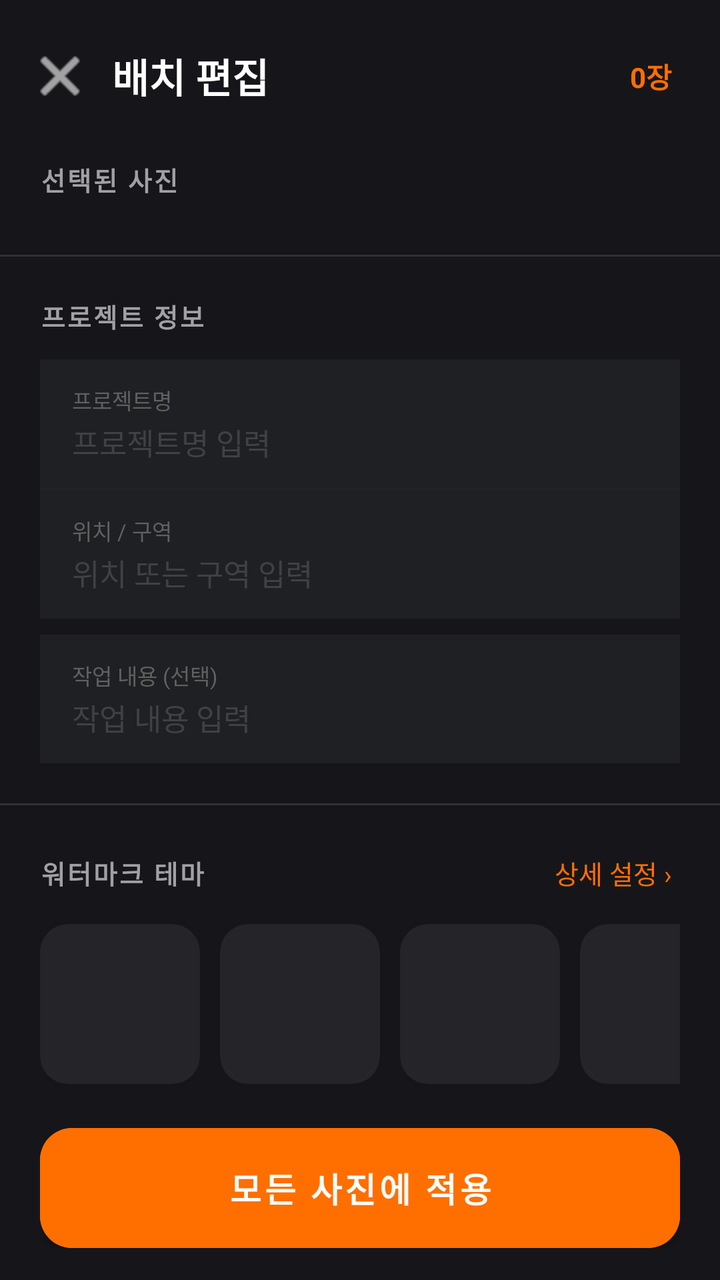
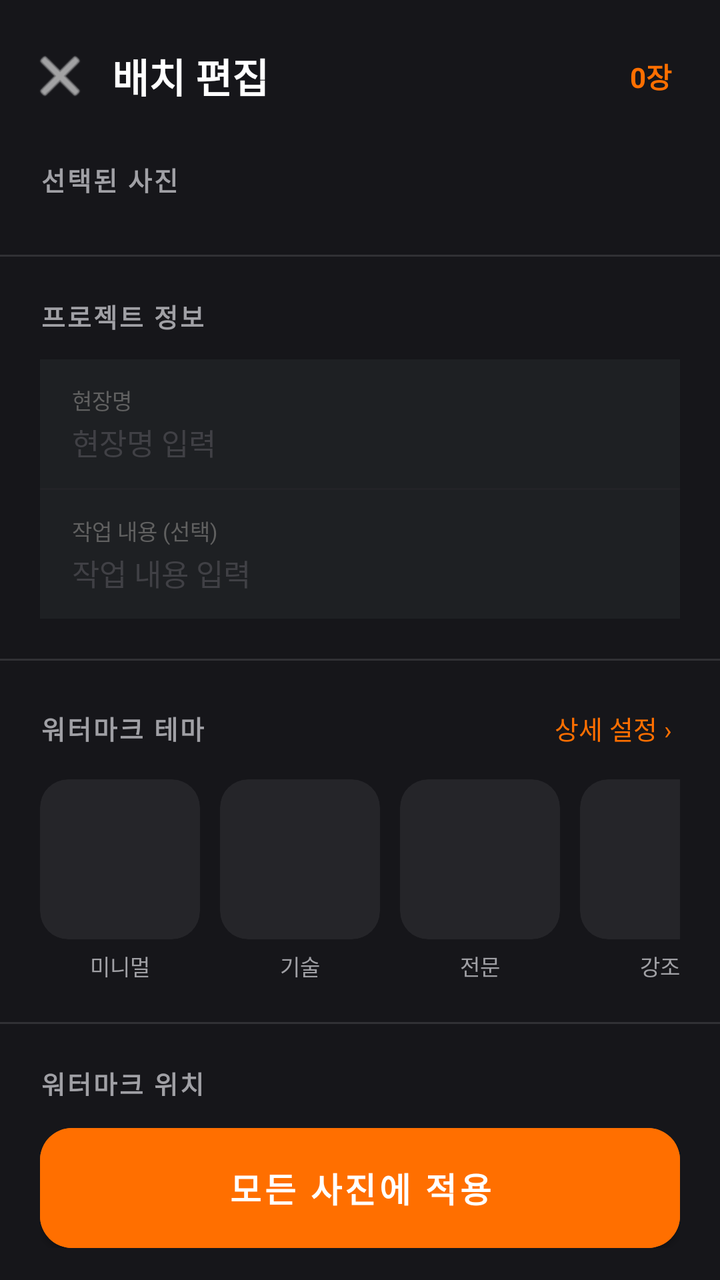

Two renders of the same Android screen: before a commit and after it. Below are the layout's source before the change and the commit's diff.
<!-- AndroidManifest.xml: application theme Theme.Siteboard -->
<!-- res/layout/activity_batch_edit.xml -->
<?xml version="1.0" encoding="utf-8"?>
<androidx.constraintlayout.widget.ConstraintLayout
    xmlns:android="http://schemas.android.com/apk/res/android"
    xmlns:app="http://schemas.android.com/apk/res-auto"
    android:layout_width="match_parent"
    android:layout_height="match_parent"
    android:background="#16161A">

    
    <LinearLayout
        android:id="@+id/layoutHeader"
        android:layout_width="match_parent"
        android:layout_height="wrap_content"
        android:orientation="horizontal"
        android:gravity="center_vertical"
        android:paddingHorizontal="8dp"
        android:paddingTop="16dp"
        android:paddingBottom="12dp"
        app:layout_constraintTop_toTopOf="parent">

        <ImageButton
            android:id="@+id/btnBack"
            android:layout_width="44dp"
            android:layout_height="44dp"
            android:src="@android:drawable/ic_menu_close_clear_cancel"
            android:background="?attr/selectableItemBackgroundBorderless"
            app:tint="#FFFFFF"
            android:contentDescription="뒤로가기" />

        <TextView
            android:layout_width="0dp"
            android:layout_height="wrap_content"
            android:layout_weight="1"
            android:text="배치 편집"
            android:textColor="#FFFFFF"
            android:textSize="20sp"
            android:textStyle="bold"
            android:layout_marginStart="4dp" />

        <TextView
            android:id="@+id/tvPhotoCount"
            android:layout_width="wrap_content"
            android:layout_height="wrap_content"
            android:text="0장"
            android:textColor="#FF6F00"
            android:textSize="14sp"
            android:textStyle="bold"
            android:layout_marginEnd="16dp" />
    </LinearLayout>

    
    <androidx.core.widget.NestedScrollView
        android:layout_width="match_parent"
        android:layout_height="0dp"
        android:clipToPadding="false"
        android:paddingBottom="16dp"
        app:layout_constraintTop_toBottomOf="@id/layoutHeader"
        app:layout_constraintBottom_toTopOf="@id/layoutApplyBtn">

        <LinearLayout
            android:layout_width="match_parent"
            android:layout_height="wrap_content"
            android:orientation="vertical">

            
            <LinearLayout
                android:layout_width="match_parent"
                android:layout_height="wrap_content"
                android:orientation="vertical"
                android:paddingHorizontal="20dp"
                android:paddingTop="8dp"
                android:paddingBottom="16dp">

                <TextView
                    android:layout_width="wrap_content"
                    android:layout_height="wrap_content"
                    android:text="선택된 사진"
                    android:textColor="#A0A0A5"
                    android:textSize="13sp"
                    android:textStyle="bold"
                    android:letterSpacing="0.08"
                    android:layout_marginBottom="12dp" />

                <HorizontalScrollView
                    android:layout_width="match_parent"
                    android:layout_height="wrap_content"
                    android:scrollbars="none">
                    <LinearLayout
                        android:id="@+id/layoutThumbnails"
                        android:layout_width="wrap_content"
                        android:layout_height="wrap_content"
                        android:orientation="horizontal" />
                </HorizontalScrollView>
            </LinearLayout>

            
            <View android:layout_width="match_parent" android:layout_height="1dp" android:background="#1EFFFFFF" />

            
            <LinearLayout
                android:layout_width="match_parent"
                android:layout_height="wrap_content"
                android:orientation="vertical"
                android:paddingHorizontal="20dp"
                android:paddingTop="20dp"
                android:paddingBottom="8dp">

                <TextView
                    android:layout_width="wrap_content"
                    android:layout_height="wrap_content"
                    android:text="프로젝트 정보"
                    android:textColor="#A0A0A5"
                    android:textSize="13sp"
                    android:textStyle="bold"
                    android:letterSpacing="0.08"
                    android:layout_marginBottom="12dp" />

                
                <LinearLayout
                    android:layout_width="match_parent"
                    android:layout_height="wrap_content"
                    android:orientation="vertical"
                    android:background="#1E2023"
                    android:paddingHorizontal="16dp"
                    android:paddingVertical="12dp">

                    <TextView
                        android:layout_width="wrap_content"
                        android:layout_height="wrap_content"
                        android:text="프로젝트명"
                        android:textColor="#606060"
                        android:textSize="11sp" />

                    <EditText
                        android:id="@+id/etTitle"
                        android:layout_width="match_parent"
                        android:layout_height="wrap_content"
                        android:background="@null"
                        android:hint="프로젝트명 입력"
                        android:textColorHint="#404045"
                        android:textColor="#EBEBEB"
                        android:textSize="15sp"
                        android:layout_marginTop="2dp"
                        android:inputType="text"
                        android:maxLines="1" />
                </LinearLayout>

                <View android:layout_width="match_parent" android:layout_height="1dp" android:background="#0EFFFFFF" />

                
                <LinearLayout
                    android:layout_width="match_parent"
                    android:layout_height="wrap_content"
                    android:orientation="vertical"
                    android:background="#1E2023"
                    android:paddingHorizontal="16dp"
                    android:paddingVertical="12dp"
                    android:layout_marginBottom="8dp">

                    <TextView
                        android:layout_width="wrap_content"
                        android:layout_height="wrap_content"
                        android:text="위치 / 구역"
                        android:textColor="#606060"
                        android:textSize="11sp" />

                    <EditText
                        android:id="@+id/etLocation"
                        android:layout_width="match_parent"
                        android:layout_height="wrap_content"
                        android:background="@null"
                        android:hint="위치 또는 구역 입력"
                        android:textColorHint="#404045"
                        android:textColor="#EBEBEB"
                        android:textSize="15sp"
                        android:layout_marginTop="2dp"
                        android:inputType="text"
                        android:maxLines="1" />
                </LinearLayout>

                
                <LinearLayout
                    android:layout_width="match_parent"
                    android:layout_height="wrap_content"
                    android:orientation="vertical"
                    android:background="#1E2023"
                    android:paddingHorizontal="16dp"
                    android:paddingVertical="12dp">

                    <TextView
                        android:layout_width="wrap_content"
                        android:layout_height="wrap_content"
                        android:text="작업 내용 (선택)"
                        android:textColor="#606060"
                        android:textSize="11sp" />

                    <EditText
                        android:id="@+id/etDesc"
                        android:layout_width="match_parent"
                        android:layout_height="wrap_content"
                        android:background="@null"
                        android:hint="작업 내용 입력"
                        android:textColorHint="#404045"
                        android:textColor="#EBEBEB"
                        android:textSize="15sp"
                        android:layout_marginTop="2dp"
                        android:inputType="textMultiLine"
                        android:maxLines="2" />
                </LinearLayout>
            </LinearLayout>

            
            <View android:layout_width="match_parent" android:layout_height="1dp" android:background="#1EFFFFFF" android:layout_marginTop="12dp"/>

            
            <LinearLayout
                android:layout_width="match_parent"
                android:layout_height="wrap_content"
                android:orientation="vertical"
                android:paddingHorizontal="20dp"
                android:paddingTop="20dp"
                android:paddingBottom="8dp">

                <LinearLayout
                    android:layout_width="match_parent"
                    android:layout_height="wrap_content"
                    android:orientation="horizontal"
                    android:gravity="center_vertical"
                    android:layout_marginBottom="12dp">

                    <TextView
                        android:layout_width="0dp"
                        android:layout_height="wrap_content"
                        android:layout_weight="1"
                        android:text="워터마크 테마"
                        android:textColor="#A0A0A5"
                        android:textSize="13sp"
                        android:textStyle="bold"
                        android:letterSpacing="0.08" />

                    <TextView
                        android:id="@+id/btnDetailSettings"
                        android:layout_width="wrap_content"
                        android:layout_height="wrap_content"
                        android:text="상세 설정 ›"
                        android:textColor="#FF6F00"
                        android:textSize="13sp"
                        android:padding="4dp"
                        android:clickable="true"
                        android:focusable="true" />
                </LinearLayout>

                <HorizontalScrollView
                    android:layout_width="match_parent"
                    android:layout_height="wrap_content"
                    android:scrollbars="none">
                    <LinearLayout
                        android:layout_width="wrap_content"
                        android:layout_height="wrap_content"
                        android:orientation="horizontal">

                        <LinearLayout android:id="@+id/layoutTheme0" android:layout_width="80dp" android:layout_height="wrap_content" android:orientation="vertical" android:layout_marginEnd="10dp" android:clickable="true" android:focusable="true">
                            <com.google.android.material.card.MaterialCardView android:id="@+id/viewTheme0" android:layout_width="match_parent" android:layout_height="80dp" app:cardCornerRadius="14dp" app:cardElevation="0dp" app:cardBackgroundColor="#252529" app:strokeWidth="0dp" app:strokeColor="#FF6F00">
                                <ImageView android:id="@+id/ivThemePreview0" android:layout_width="match_parent" android:layout_height="match_parent" android:scaleType="centerCrop" />
                            </com.google.android.material.card.MaterialCardView>
                            <TextView android:id="@+id/tvThemeLabel0" android:layout_width="match_parent" android:layout_height="wrap_content" android:text="미니멀" android:textColor="#A0A0A5" android:textSize="11sp" android:gravity="center" android:layout_marginTop="5dp" />
                        </LinearLayout>

                        <LinearLayout android:id="@+id/layoutTheme1" android:layout_width="80dp" android:layout_height="wrap_content" android:orientation="vertical" android:layout_marginEnd="10dp" android:clickable="true" android:focusable="true">
                            <com.google.android.material.card.MaterialCardView android:id="@+id/viewTheme1" android:layout_width="match_parent" android:layout_height="80dp" app:cardCornerRadius="14dp" app:cardElevation="0dp" app:cardBackgroundColor="#252529" app:strokeWidth="0dp" app:strokeColor="#FF6F00">
                                <ImageView android:id="@+id/ivThemePreview1" android:layout_width="match_parent" android:layout_height="match_parent" android:scaleType="centerCrop" />
                            </com.google.android.material.card.MaterialCardView>
                            <TextView android:id="@+id/tvThemeLabel1" android:layout_width="match_parent" android:layout_height="wrap_content" android:text="기술" android:textColor="#A0A0A5" android:textSize="11sp" android:gravity="center" android:layout_marginTop="5dp" />
                        </LinearLayout>

                        <LinearLayout android:id="@+id/layoutTheme2" android:layout_width="80dp" android:layout_height="wrap_content" android:orientation="vertical" android:layout_marginEnd="10dp" android:clickable="true" android:focusable="true">
                            <com.google.android.material.card.MaterialCardView android:id="@+id/viewTheme2" android:layout_width="match_parent" android:layout_height="80dp" app:cardCornerRadius="14dp" app:cardElevation="0dp" app:cardBackgroundColor="#252529" app:strokeWidth="0dp" app:strokeColor="#FF6F00">
                                <ImageView android:id="@+id/ivThemePreview2" android:layout_width="match_parent" android:layout_height="match_parent" android:scaleType="centerCrop" />
                            </com.google.android.material.card.MaterialCardView>
                            <TextView android:id="@+id/tvThemeLabel2" android:layout_width="match_parent" android:layout_height="wrap_content" android:text="전문" android:textColor="#A0A0A5" android:textSize="11sp" android:gravity="center" android:layout_marginTop="5dp" />
                        </LinearLayout>

                        <LinearLayout android:id="@+id/layoutTheme3" android:layout_width="80dp" android:layout_height="wrap_content" android:orientation="vertical" android:clickable="true" android:focusable="true">
                            <com.google.android.material.card.MaterialCardView android:id="@+id/viewTheme3" android:layout_width="match_parent" android:layout_height="80dp" app:cardCornerRadius="14dp" app:cardElevation="0dp" app:cardBackgroundColor="#252529" app:strokeWidth="0dp" app:strokeColor="#FF6F00">
                                <ImageView android:id="@+id/ivThemePreview3" android:layout_width="match_parent" android:layout_height="match_parent" android:scaleType="centerCrop" />
                            </com.google.android.material.card.MaterialCardView>
                            <TextView android:id="@+id/tvThemeLabel3" android:layout_width="match_parent" android:layout_height="wrap_content" android:text="강조" android:textColor="#A0A0A5" android:textSize="11sp" android:gravity="center" android:layout_marginTop="5dp" />
                        </LinearLayout>

                    </LinearLayout>
                </HorizontalScrollView>
            </LinearLayout>

            
            <View android:layout_width="match_parent" android:layout_height="1dp" android:background="#1EFFFFFF" android:layout_marginTop="12dp"/>

            
            <LinearLayout
                android:layout_width="match_parent"
                android:layout_height="wrap_content"
                android:orientation="vertical"
                android:paddingHorizontal="20dp"
                android:paddingTop="20dp"
                android:paddingBottom="8dp">

                <TextView
                    android:layout_width="wrap_content"
                    android:layout_height="wrap_content"
                    android:text="워터마크 위치"
                    android:textColor="#A0A0A5"
                    android:textSize="13sp"
                    android:textStyle="bold"
                    android:letterSpacing="0.08"
                    android:layout_marginBottom="14dp" />

                
                <LinearLayout
                    android:layout_width="wrap_content"
                    android:layout_height="wrap_content"
                    android:orientation="vertical">

                    <LinearLayout android:layout_width="wrap_content" android:layout_height="wrap_content" android:orientation="horizontal">
                        <View android:id="@+id/anchor0" android:layout_width="44dp" android:layout_height="44dp" android:background="@drawable/anchor_cell_normal" android:layout_margin="4dp" android:clickable="true" android:focusable="true" />
                        <View android:id="@+id/anchor1" android:layout_width="44dp" android:layout_height="44dp" android:background="@drawable/anchor_cell_normal" android:layout_margin="4dp" android:clickable="true" android:focusable="true" />
                        <View android:id="@+id/anchor2" android:layout_width="44dp" android:layout_height="44dp" android:background="@drawable/anchor_cell_normal" android:layout_margin="4dp" android:clickable="true" android:focusable="true" />
                    </LinearLayout>

                    <LinearLayout android:layout_width="wrap_content" android:layout_height="wrap_content" android:orientation="horizontal">
                        <View android:id="@+id/anchor3" android:layout_width="44dp" android:layout_height="44dp" android:background="@drawable/anchor_cell_normal" android:layout_margin="4dp" android:clickable="true" android:focusable="true" />
                        <View android:id="@+id/anchor4" android:layout_width="44dp" android:layout_height="44dp" android:background="@drawable/anchor_cell_normal" android:layout_margin="4dp" android:clickable="true" android:focusable="true" />
                        <View android:id="@+id/anchor5" android:layout_width="44dp" android:layout_height="44dp" android:background="@drawable/anchor_cell_normal" android:layout_margin="4dp" android:clickable="true" android:focusable="true" />
                    </LinearLayout>

                    <LinearLayout android:layout_width="wrap_content" android:layout_height="wrap_content" android:orientation="horizontal">
                        <View android:id="@+id/anchor6" android:layout_width="44dp" android:layout_height="44dp" android:background="@drawable/anchor_cell_selected" android:layout_margin="4dp" android:clickable="true" android:focusable="true" />
                        <View android:id="@+id/anchor7" android:layout_width="44dp" android:layout_height="44dp" android:background="@drawable/anchor_cell_normal" android:layout_margin="4dp" android:clickable="true" android:focusable="true" />
                        <View android:id="@+id/anchor8" android:layout_width="44dp" android:layout_height="44dp" android:background="@drawable/anchor_cell_normal" android:layout_margin="4dp" android:clickable="true" android:focusable="true" />
                    </LinearLayout>
                </LinearLayout>
            </LinearLayout>

            
            <View android:layout_width="match_parent" android:layout_height="1dp" android:background="#1EFFFFFF" android:layout_marginTop="12dp"/>

            
            <LinearLayout
                android:layout_width="match_parent"
                android:layout_height="wrap_content"
                android:orientation="vertical"
                android:paddingHorizontal="20dp"
                android:paddingTop="20dp"
                android:paddingBottom="24dp">

                <LinearLayout
                    android:layout_width="match_parent"
                    android:layout_height="wrap_content"
                    android:orientation="horizontal"
                    android:gravity="center_vertical"
                    android:layout_marginBottom="10dp">

                    <TextView
                        android:layout_width="0dp"
                        android:layout_height="wrap_content"
                        android:layout_weight="1"
                        android:text="배경 박스 투명도"
                        android:textColor="#A0A0A5"
                        android:textSize="13sp"
                        android:textStyle="bold"
                        android:letterSpacing="0.08" />

                    <TextView
                        android:id="@+id/tvOpacityValue"
                        android:layout_width="wrap_content"
                        android:layout_height="wrap_content"
                        android:text="40%"
                        android:textColor="#FF6F00"
                        android:textSize="16sp"
                        android:textStyle="bold" />
                </LinearLayout>

                <SeekBar
                    android:id="@+id/seekbarOpacity"
                    android:layout_width="match_parent"
                    android:layout_height="wrap_content"
                    android:max="100"
                    android:progress="40"
                    android:progressTint="#FF6F00"
                    android:thumbTint="#FF6F00" />
            </LinearLayout>

        </LinearLayout>
    </androidx.core.widget.NestedScrollView>

    
    <LinearLayout
        android:id="@+id/layoutApplyBtn"
        android:layout_width="match_parent"
        android:layout_height="wrap_content"
        android:orientation="vertical"
        android:paddingHorizontal="20dp"
        android:paddingVertical="16dp"
        android:background="#16161A"
        app:layout_constraintBottom_toBottomOf="parent">

        <Button
            android:id="@+id/btnApplyAll"
            android:layout_width="match_parent"
            android:layout_height="60dp"
            android:text="모든 사진에 적용"
            android:textColor="#FFFFFF"
            android:textSize="17sp"
            android:textStyle="bold"
            android:backgroundTint="#FF6F00"
            android:textAllCaps="false"
            app:cornerRadius="16dp"
            android:insetTop="0dp"
            android:insetBottom="0dp" />
    </LinearLayout>

    
    <LinearLayout
        android:id="@+id/layoutLoading"
        android:layout_width="match_parent"
        android:layout_height="match_parent"
        android:background="#CC000000"
        android:gravity="center"
        android:orientation="vertical"
        android:visibility="gone"
        android:clickable="true"
        android:focusable="true"
        app:layout_constraintTop_toTopOf="parent"
        app:layout_constraintBottom_toBottomOf="parent">

        <ProgressBar
            android:layout_width="wrap_content"
            android:layout_height="wrap_content"
            android:indeterminateTint="#FF6F00" />

        <TextView
            android:id="@+id/tvLoadingMessage"
            android:layout_width="wrap_content"
            android:layout_height="wrap_content"
            android:text="처리 중..."
            android:textColor="#FFFFFF"
            android:textSize="16sp"
            android:layout_marginTop="16dp" />
    </LinearLayout>

</androidx.constraintlayout.widget.ConstraintLayout>
<!-- resources referenced by this layout -->
<resources>
  <!-- drawable anchor_cell_normal (drawable) -->
  <?xml version="1.0" encoding="utf-8"?>
  <shape xmlns:android="http://schemas.android.com/apk/res/android"
      android:shape="rectangle">
      <solid android:color="#252529" />
      <corners android:radius="6dp" />
  </shape>
  <!-- drawable anchor_cell_selected (drawable) -->
  <?xml version="1.0" encoding="utf-8"?>
  <shape xmlns:android="http://schemas.android.com/apk/res/android"
      android:shape="rectangle">
      <solid android:color="#FF6F00" />
      <corners android:radius="6dp" />
  </shape>
  <style name="Theme.Siteboard" parent="Theme.MaterialComponents.DayNight.NoActionBar">
  
          <item name="colorPrimary">#FF6F00</item>
          <item name="colorPrimaryVariant">#16161A</item>
          <item name="colorOnPrimary">#FFFFFF</item>
  
          <item name="colorSecondary">#FF6F00</item>
          <item name="colorSecondaryVariant">#FF6F00</item>
          <item name="colorOnSecondary">#FFFFFF</item>
  
          <item name="colorError">#E05567</item>
  
          <item name="android:colorBackground">@color/bg_dark</item>
          <item name="colorSurface">@color/surface_dark</item>
  
          <item name="android:statusBarColor">#16161A</item>
          <item name="android:navigationBarColor">#16161A</item>
          <item name="android:windowLightStatusBar" tools:targetApi="m">false</item>
  
          <item name="android:windowSplashScreenBackground" tools:targetApi="s">#16161A</item>
          <item name="android:windowSplashScreenAnimatedIcon" tools:targetApi="s">@android:color/transparent</item>
          <item name="android:windowSplashScreenAnimationDuration" tools:targetApi="s">0</item>
      </style>
  <color name="bg_dark">#16161A</color>
  <color name="surface_dark">#1E2023</color>
</resources>

<!-- the commit's change to res/layout/activity_batch_edit.xml (unified diff, before → after) -->
@@ -127,7 +127,7 @@
                     <TextView
                         android:layout_width="wrap_content"
                         android:layout_height="wrap_content"
-                        android:text="프로젝트명"
+                        android:text="현장명"
                         android:textColor="#606060"
                         android:textSize="11sp" />
 
@@ -136,7 +136,7 @@
                         android:layout_width="match_parent"
                         android:layout_height="wrap_content"
                         android:background="@null"
-                        android:hint="프로젝트명 입력"
+                        android:hint="현장명 입력"
                         android:textColorHint="#404045"
                         android:textColor="#EBEBEB"
                         android:textSize="15sp"
@@ -146,37 +146,6 @@
                 </LinearLayout>
 
                 <View android:layout_width="match_parent" android:layout_height="1dp" android:background="#0EFFFFFF" />
-
-                
-                <LinearLayout
-                    android:layout_width="match_parent"
-                    android:layout_height="wrap_content"
-                    android:orientation="vertical"
-                    android:background="#1E2023"
-                    android:paddingHorizontal="16dp"
-                    android:paddingVertical="12dp"
-                    android:layout_marginBottom="8dp">
-
-                    <TextView
-                        android:layout_width="wrap_content"
-                        android:layout_height="wrap_content"
-                        android:text="위치 / 구역"
-                        android:textColor="#606060"
-                        android:textSize="11sp" />
-
-                    <EditText
-                        android:id="@+id/etLocation"
-                        android:layout_width="match_parent"
-                        android:layout_height="wrap_content"
-                        android:background="@null"
-                        android:hint="위치 또는 구역 입력"
-                        android:textColorHint="#404045"
-                        android:textColor="#EBEBEB"
-                        android:textSize="15sp"
-                        android:layout_marginTop="2dp"
-                        android:inputType="text"
-                        android:maxLines="1" />
-                </LinearLayout>
 
                 
                 <LinearLayout
